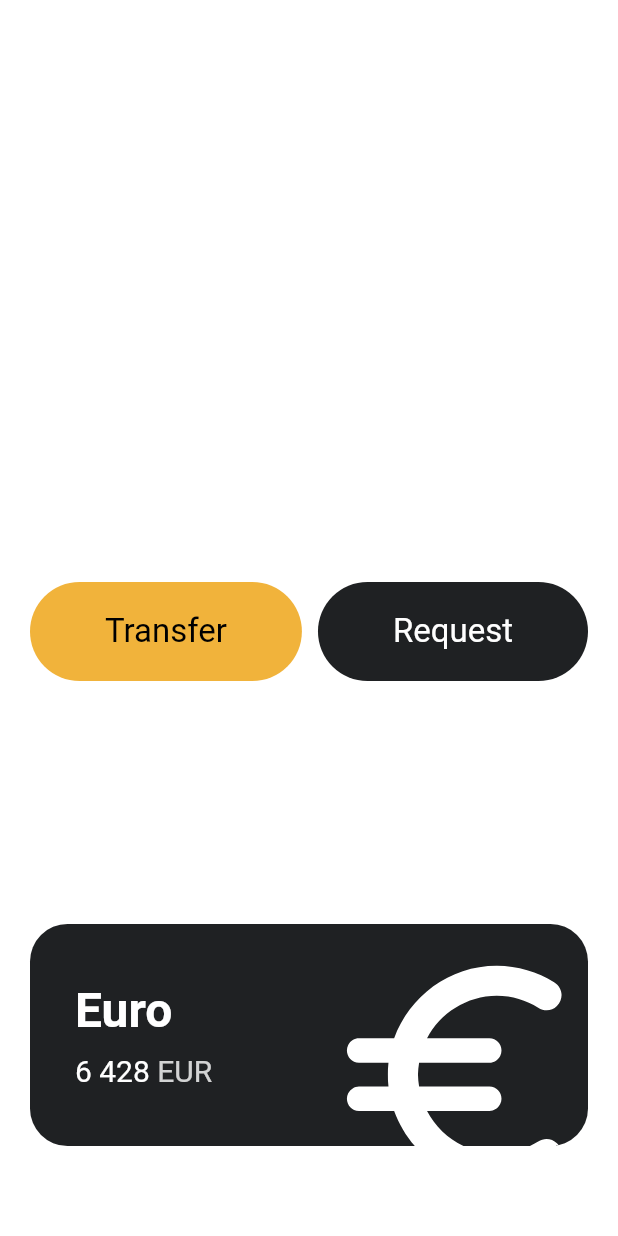
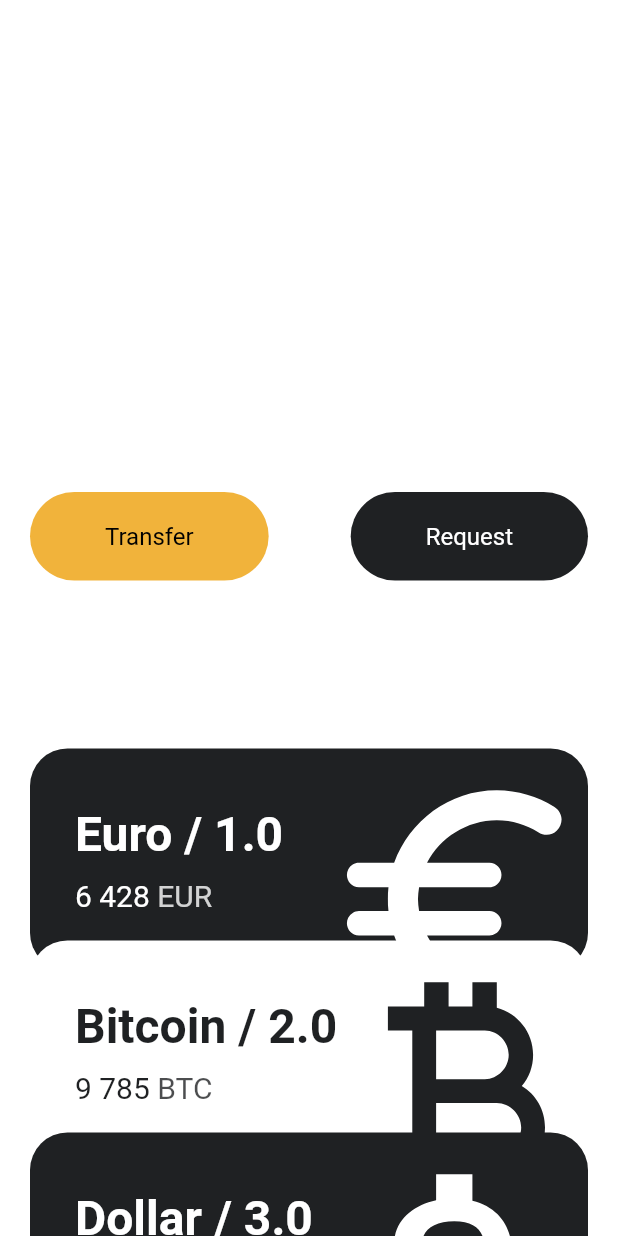
Before and after one commit to INnoVatioN-97/flutter_toonflix, a Flutter app: the screen it shows after launch, on a phone screen of 412 x 824 dp. Run offline on Flutter 3.47's test engine with Material 2 defaults, Android fonts, the phone set to English and light mode, and no system bars.

Commit message:
공통 컴포넌트화 + 기초 감잡기중

```diff
--- a/lib/main.dart
+++ b/lib/main.dart
@@ -1,5 +1,6 @@
 import 'package:flutter/material.dart';
 
+import 'widgets/currency_cart.dart';
 import 'widgets/custom_button.dart';
 
 void main() {
@@ -14,7 +15,8 @@ class App extends StatelessWidget {
     return MaterialApp(
       home: Scaffold(
         backgroundColor: const Color(0x00181818),
-        body: Padding(
+        body: SingleChildScrollView(
+          child: Padding(
             padding: const EdgeInsets.symmetric(horizontal: 20),
             child: Column(
               crossAxisAlignment: CrossAxisAlignment.start,
@@ -39,14 +41,15 @@ class App extends StatelessWidget {
                         Text(
                           "Welcome back",
                           style: TextStyle(
-                            color: Colors.white.withOpacity(0.8), fontSize: 22),
+                              color: Colors.white.withOpacity(0.8),
+                              fontSize: 22),
                         ),
                       ],
                     ),
                   ],
                 ),
                 const SizedBox(
-                height: 120,
+                  height: 60,
                 ),
                 Text(
                   "Total Balance",
@@ -81,7 +84,7 @@ class App extends StatelessWidget {
                   ],
                 ),
                 const SizedBox(
-                height: 100,
+                  height: 50,
                 ),
                 Row(
                   mainAxisAlignment: MainAxisAlignment.spaceBetween,
@@ -104,66 +107,31 @@ class App extends StatelessWidget {
                   ],
                 ),
                 const SizedBox(height: 20),
-              Container(
-                clipBehavior: Clip.hardEdge,
-                decoration: BoxDecoration(
-                  color: const Color(0xFF1F2123),
-                  borderRadius: BorderRadius.circular(25),
+                const CurrencyCart(
+                  name: "Euro",
+                  amount: "6 428",
+                  code: "EUR",
+                  icon: Icons.euro_rounded,
+                  isInverted: false,
                 ),
-                child: Padding(
-                  padding: const EdgeInsets.all(30),
-                  child: Row(
-                    mainAxisAlignment: MainAxisAlignment.spaceBetween,
-                    children: [
-                      Column(
-                        crossAxisAlignment: CrossAxisAlignment.start,
-                        children: [
-                          const Text(
-                            'Euro',
-                            style: TextStyle(
-                                color: Colors.white,
-                                fontSize: 32,
-                                fontWeight: FontWeight.w600),
+                const CurrencyCart(
+                  name: "Bitcoin",
+                  amount: "9 785",
+                  code: "BTC",
+                  icon: Icons.currency_bitcoin,
+                  isInverted: true,
+                  order: 2,
                 ),
-                          const SizedBox(
-                            height: 10,
-                          ),
-                          Row(
-                            children: [
-                              const Text(
-                                "6 428",
-                                style: TextStyle(
-                                    fontSize: 20, color: Colors.white),
-                              ),
-                              const SizedBox(
-                                width: 5,
-                              ),
-                              Text(
-                                'EUR',
-                                style: TextStyle(
-                                    fontSize: 20,
-                                    color: Colors.white.withOpacity(0.8)),
+                const CurrencyCart(
+                  name: "Dollar",
+                  amount: "8 329",
+                  code: "USD",
+                  icon: Icons.attach_money_outlined,
+                  isInverted: false,
+                  order: 3,
                 ),
               ],
             ),
-                        ],
-                      ),
-                      Transform.scale(
-                        scale: 2.2,
-                        child: Transform.translate(
-                          offset: const Offset(-5, 12),
-                          child: const Icon(
-                            Icons.euro_rounded,
-                            color: Colors.white,
-                            size: 88,
-                          ),
-                        ),
-                      )
-                    ],
-                  ),
-                ),
-              ),
-            ],
           ),
         ),
       ),
--- /dev/null
+++ b/lib/widgets/currency_cart.dart
@@ -0,0 +1,88 @@
+import 'package:flutter/material.dart';
+
+class CurrencyCart extends StatelessWidget {
+  final String name, code, amount;
+  final IconData icon;
+  final bool isInverted;
+  final double order;
+  final _blackColor = const Color(0xFF1F2123);
+
+  const CurrencyCart(
+      {super.key,
+      required this.name,
+      required this.code,
+      required this.amount,
+      required this.icon,
+      required this.isInverted,
+      this.order = 1});
+
+  @override
+  Widget build(BuildContext context) {
+    return Transform.translate(
+      offset: Offset(0, (-20 * (order - 1))),
+      child: Container(
+        clipBehavior: Clip.hardEdge,
+        decoration: BoxDecoration(
+          color: isInverted ? Colors.white : _blackColor,
+          borderRadius: BorderRadius.circular(25),
+        ),
+        child: Padding(
+          padding: const EdgeInsets.all(30),
+          child: Row(
+            mainAxisAlignment: MainAxisAlignment.spaceBetween,
+            children: [
+              Column(
+                crossAxisAlignment: CrossAxisAlignment.start,
+                children: [
+                  Text(
+                    "$name / $order",
+                    style: TextStyle(
+                        color: isInverted ? _blackColor : Colors.white,
+                        fontSize: 32,
+                        fontWeight: FontWeight.w600),
+                  ),
+                  const SizedBox(
+                    height: 10,
+                  ),
+                  Row(
+                    children: [
+                      Text(
+                        amount,
+                        style: TextStyle(
+                            fontSize: 20,
+                            color: isInverted ? _blackColor : Colors.white),
+                      ),
+                      const SizedBox(
+                        width: 5,
+                      ),
+                      Text(code,
+                          style: TextStyle(
+                              fontSize: 20,
+                              color: isInverted
+                                  ? _blackColor.withOpacity(0.8)
+                                  : Colors.white.withOpacity(0.8))),
+                    ],
+                  ),
+                ],
+              ),
+              Transform.scale(
+                scale: 2.2,
+                child: Transform.translate(
+                  offset: const Offset(
+                    -5,
+                    12,
+                  ),
+                  child: Icon(
+                    icon,
+                    color: isInverted ? _blackColor : Colors.white,
+                    size: 88,
+                  ),
+                ),
+              )
+            ],
+          ),
+        ),
+      ),
+    );
+  }
+}
--- a/lib/widgets/custom_button.dart
+++ b/lib/widgets/custom_button.dart
@@ -19,10 +19,13 @@ class CustomButton extends StatelessWidget {
         borderRadius: BorderRadius.circular(45),
       ),
       child: Padding(
-        padding: const EdgeInsets.symmetric(vertical: 20, horizontal: 50),
+        padding: const EdgeInsets.symmetric(
+          vertical: 20,
+          horizontal: 50,
+        ),
         child: Text(
           buttonText,
-          style: TextStyle(fontSize: 22, color: buttonTextColor),
+          style: TextStyle(fontSize: 16, color: buttonTextColor),
         ),
       ),
     );
```
Lines whose indentation alone changed are shown as unchanged.
